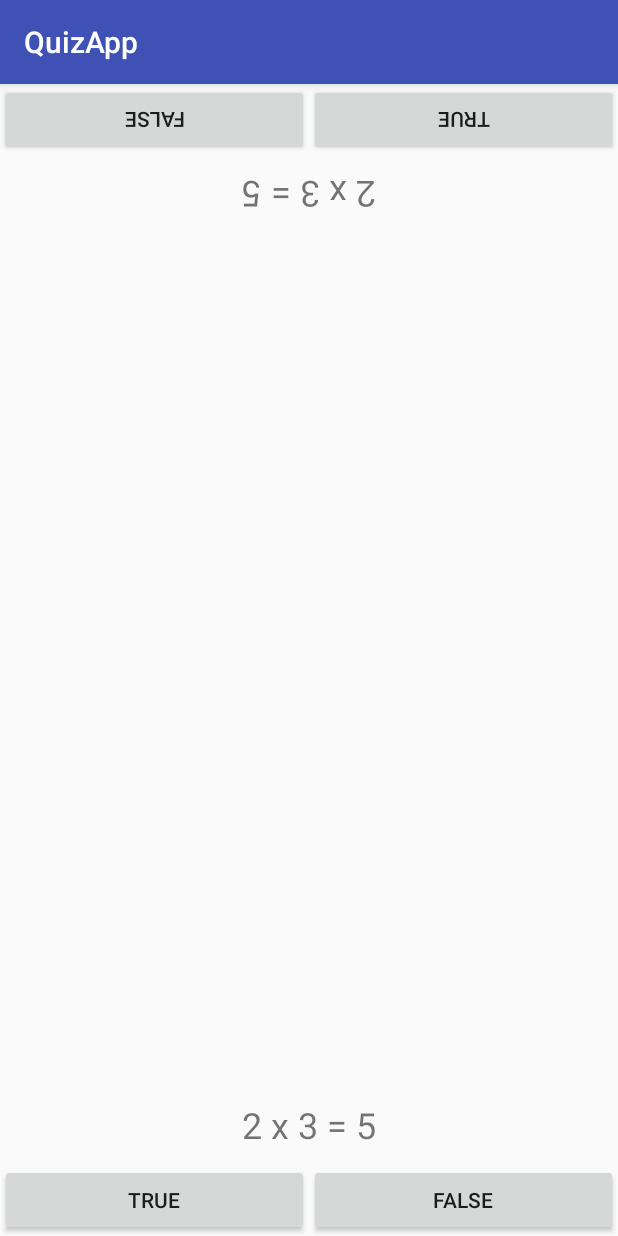
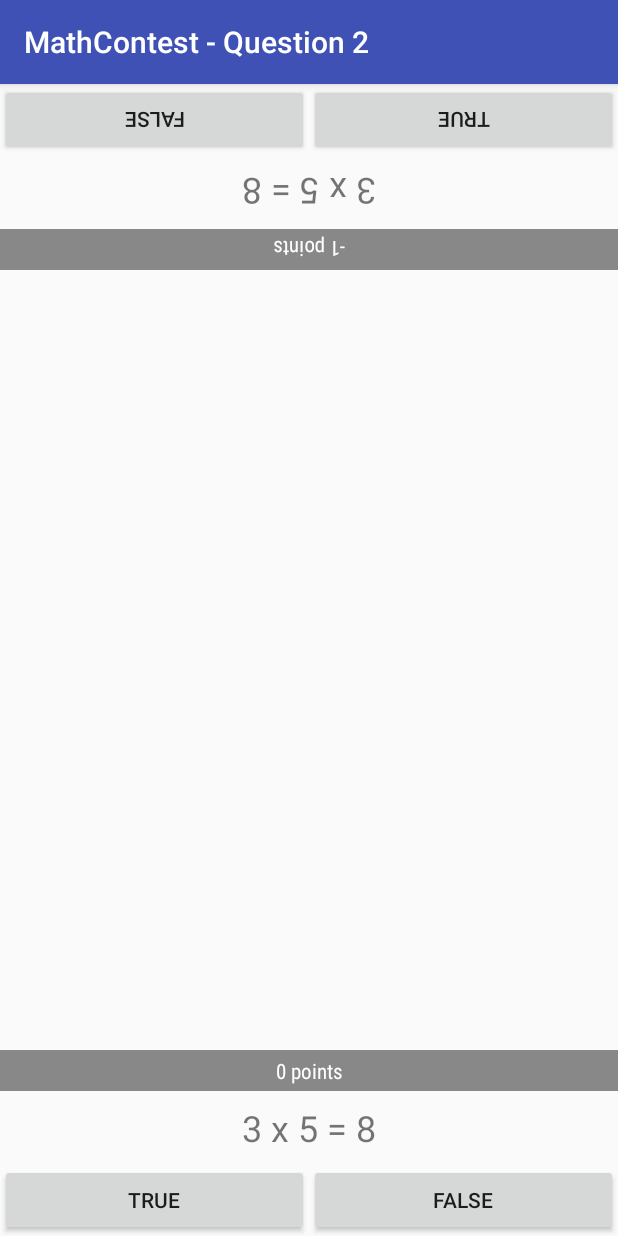
Before and after one commit to fraigo/AndroidMathContest, an Android app: the screen it shows after launch (MainActivity), after a tap on "TRUE", on a phone screen of 412 x 824 dp. Run offline under Robolectric (Android 15) with nearby library versions, the phone set to English and light mode, and no system bars.

Commit message:
Added save state

```diff
--- a/app/src/main/java/com/example/francisco/quizapp/MainActivity.java
+++ b/app/src/main/java/com/example/francisco/quizapp/MainActivity.java
@@ -1,5 +1,7 @@
 package com.example.francisco.quizapp;
 
+import android.graphics.Color;
+import android.os.PersistableBundle;
 import android.support.v7.app.AppCompatActivity;
 import android.os.Bundle;
 import android.view.View;
@@ -8,26 +10,55 @@ import android.widget.TextView;
 import android.widget.Toast;
 
 import java.util.ArrayList;
+import java.util.Timer;
+import java.util.TimerTask;
 
 public class MainActivity extends AppCompatActivity {
 
     private Button mButton1True, mButton1False, mButton2True, mButton2False;
-    private TextView mText1, mText2;
+    private TextView mText1, mText2, status1, status2;
     int curPosition;
     Question current;
     ArrayList<Question> questions;
+    boolean answered;
+    int points1, points2;
 
     @Override
     protected void onCreate(Bundle savedInstanceState) {
         super.onCreate(savedInstanceState);
         setContentView(R.layout.activity_main);
 
+        System.out.println("Created");
+
         questions=new ArrayList<Question>();
+        answered = false;
+
         curPosition = -1;
+        points1 = 0;
+        points2 = 0;
+        if (savedInstanceState!=null) {
+            curPosition = savedInstanceState.getInt("CURRENT_POSITION", curPosition);
+            points1 = savedInstanceState.getInt("PLAYER1_POINTS", points1);
+            points2 = savedInstanceState.getInt("PLAYER2_POINTS", points2);
+        }
 
-        questions.add(new Question("2 x 3 = 5",false));
-        questions.add(new Question("3 x 4 = 12",true));
-        questions.add(new Question("4 x 5 = 25",false));
+        for(int i=2; i<10; i++){
+            int number1=i;
+            int number2=(int)(Math.random()*7)+3;
+            boolean correct=Math.random()*10<5;
+            int result = number1 * number2;
+            if (!correct){
+                result = number1 + number2;
+            }
+            String question = String.format("%d x %d = %d",number1,number2,result);
+            System.out.println("checking position "+(curPosition+1)+" "+(savedInstanceState!=null));
+            if (curPosition-1 == i && savedInstanceState!=null){
+
+                question = savedInstanceState.getString("LAST_QUESTION",question);
+                correct = savedInstanceState.getBoolean("LAST_ANSWER");
+            }
+            questions.add(new Question(question,correct));
+        }
 
         mButton1True = findViewById(R.id.button1a);
         mButton1False = findViewById(R.id.button1b);
@@ -35,7 +66,8 @@ public class MainActivity extends AppCompatActivity {
         mButton2False = findViewById(R.id.button2b);
         mText1 = findViewById(R.id.text_a);
         mText2 = findViewById(R.id.text_b);
-
+        status1 = findViewById(R.id.status_a);
+        status2 = findViewById(R.id.status_b);
 
         mButton1True.setOnClickListener(new View.OnClickListener() {
             @Override
@@ -67,6 +99,35 @@ public class MainActivity extends AppCompatActivity {
 
     }
 
+    @Override
+    protected void onPause() {
+        super.onPause();
+        System.out.println("Paused");
+    }
+
+    @Override
+    protected void onDestroy() {
+        super.onDestroy();
+        System.out.println("Destroyed");
+    }
+
+    @Override
+    protected void onRestart() {
+        super.onRestart();
+        System.out.println("Restarted");
+    }
+
+    @Override
+    public void onSaveInstanceState(Bundle outState) {
+        super.onSaveInstanceState(outState);
+        System.out.println("SavedInstanceState");
+        outState.putInt("CURRENT_POSITION",curPosition-1);
+        outState.putInt("PLAYER1_POINTS",points1);
+        outState.putInt("PLAYER2_POINTS",points2);
+        outState.putString("LAST_QUESTION",current.getText());
+        outState.putBoolean("LAST_ANSWER",current.getAnswer());
+    }
+
     public void nextQuestion(){
         curPosition++;
         if (curPosition ==questions.size()){
@@ -75,13 +136,71 @@ public class MainActivity extends AppCompatActivity {
         current=questions.get(curPosition);
         mText1.setText(current.getText());
         mText2.setText(current.getText());
+        status1.setBackgroundColor(Color.GRAY);
+        status2.setBackgroundColor(Color.GRAY);
+        activateButtons(true);
+        this.setTitle(String.format("MathContest - Question %d",curPosition+1));
 
+        updateScreen();
+        answered = false;
+    }
+
+    private void activateButtons(boolean active){
+        mButton1True.setEnabled(active);
+        mButton1False.setEnabled(active);
+        mButton2True.setEnabled(active);
+        mButton2False.setEnabled(active);
+    }
+
+    private void updateScreen(){
+        status1.setText(String.format("%d points",points1));
+        status2.setText(String.format("%d points",points2));
     }
 
 
     private void answer(int player, boolean answer){
         // Toast.makeText(this, String.format("Player %d response %s",player,answer), Toast.LENGTH_SHORT).show();
         System.out.println(String.format("Player %d response %s",player,answer));
-
+        if (!answered){
+            if (player == 1){
+                if (current.getAnswer()==answer){
+                    points1++;
+                    status1.setBackgroundColor(Color.GREEN);
+                }else{
+                    status1.setBackgroundColor(Color.RED);
+                    points1--;
+                }
+            }
+            if (player == 2){
+                if (current.getAnswer()==answer){
+                    points2++;
+                    status2.setBackgroundColor(Color.GREEN);
+                }else{
+                    status2.setBackgroundColor(Color.RED);
+                    points2--;
+                }
+            }
+        }else{
+            if (player == 1){
+                status1.setBackgroundColor(Color.LTGRAY);
+            }
+            if (player == 2){
+                status2.setBackgroundColor(Color.LTGRAY);
+            }
+        }
+        updateScreen();
+        activateButtons(false);
+        answered = true;
+        new Timer().schedule(new TimerTask() {
+            @Override
+            public void run() {
+                runOnUiThread(new Runnable() {
+                    @Override
+                    public void run() {
+                        nextQuestion();
+                    }
+                });
+            }
+        }, 2000);
     }
 }
--- a/app/src/main/res/layout/activity_main.xml
+++ b/app/src/main/res/layout/activity_main.xml
@@ -8,16 +8,28 @@
     <LinearLayout
         android:layout_width="match_parent"
         android:layout_height="wrap_content"
+        android:layout_gravity="left|top"
         android:orientation="vertical"
-        android:rotation="180"
-        android:layout_gravity="left|top"
-        >
+        android:rotation="180">
+
+
+        <TextView
+            android:id="@+id/status_a"
+            android:layout_width="match_parent"
+            android:layout_height="wrap_content"
+            android:background="@android:drawable/screen_background_dark_transparent"
+            android:fontFamily="sans-serif-condensed"
+            android:padding="4dp"
+            android:text="Status"
+            android:textAlignment="center"
+            android:textColor="@android:color/background_light" />
+
 
         <TextView
             android:id="@+id/text_a"
             android:layout_width="match_parent"
             android:layout_height="wrap_content"
-            android:padding="10dp"
+            android:padding="8dp"
             android:text="Question"
             android:textAlignment="center"
             android:textSize="24sp" />
@@ -52,11 +64,24 @@
         android:orientation="vertical"
         android:layout_gravity="left|bottom">
 
+
+        <TextView
+            android:id="@+id/status_b"
+            android:layout_width="match_parent"
+            android:layout_height="wrap_content"
+            android:background="@android:drawable/screen_background_dark_transparent"
+            android:fontFamily="sans-serif-condensed"
+            android:padding="4dp"
+            android:text="Status"
+            android:textAlignment="center"
+            android:textColor="@android:color/background_light" />
+
+
         <TextView
             android:id="@+id/text_b"
             android:layout_width="match_parent"
             android:layout_height="wrap_content"
-            android:padding="10dp"
+            android:padding="8dp"
             android:text="Question"
             android:textAlignment="center"
             android:textSize="24sp" />
--- a/app/src/main/res/values/strings.xml
+++ b/app/src/main/res/values/strings.xml
@@ -1,5 +1,5 @@
 <resources>
-    <string name="app_name">QuizApp</string>
+    <string name="app_name">MathContest</string>
     <string name="istrue">True</string>
     <string name="isfalse">False</string>
 </resources>
```
